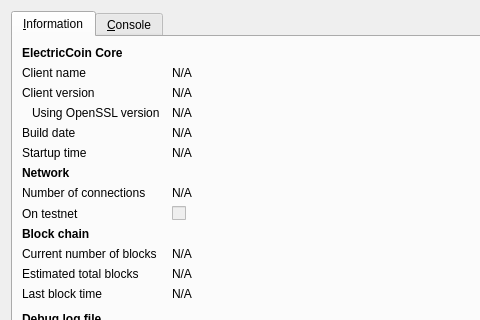
This is src/qt/forms/rpcconsole.ui in HashCoin/ElectricCoin as Qt 5 draws it before an edit; both pictures show x 0 to 480 and y 0 to 320 of the 740 by 450 pixel window. The edited form follows.
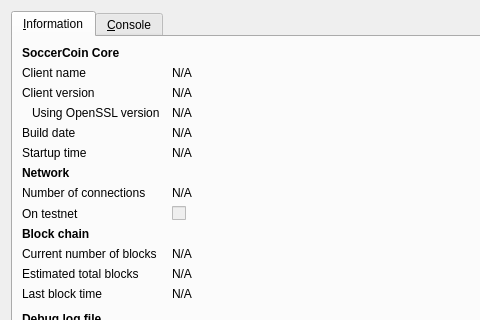
This is the edited form. Icons and pictures are not drawn.

Patch:
```diff
--- a/src/qt/forms/rpcconsole.ui
+++ b/src/qt/forms/rpcconsole.ui
@@ -36,7 +36,7 @@
           </font>
          </property>
          <property name="text">
-          <string>ElectricCoin Core</string>
+          <string>SoccerCoin Core</string>
          </property>
         </widget>
        </item>
```
Left out of the diff: 6 changed lines with no effect on the pictures.
